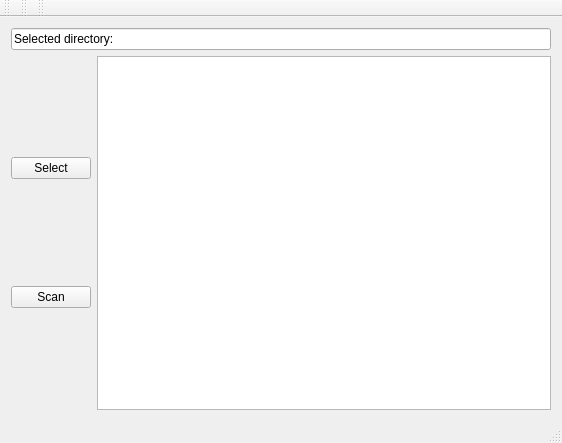
Old version of the form mainwindow.ui in the repository qrort/duplicates-finder.
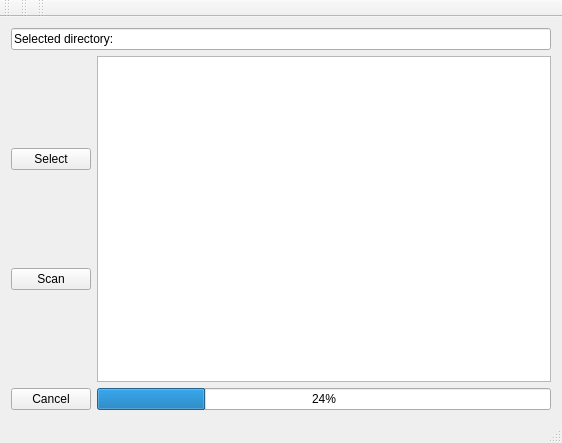
New version of the form.

Commit message: search thread\cancel search button added

```diff
--- a/mainwindow.ui
+++ b/mainwindow.ui
@@ -21,7 +21,7 @@
   </property>
   <widget class="QWidget" name="centralWidget">
    <layout class="QGridLayout" name="gridLayout_5">
-    <item row="0" column="0">
+    <item row="1" column="0">
      <layout class="QGridLayout" name="gridLayout_3">
       <item row="0" column="1">
        <widget class="QLineEdit" name="lineEdit">
@@ -59,6 +59,20 @@
         <item row="0" column="1">
          <widget class="QTreeView" name="treeView"/>
         </item>
+        <item row="1" column="1">
+         <widget class="QProgressBar" name="progressBar">
+          <property name="value">
+           <number>24</number>
+          </property>
+         </widget>
+        </item>
+        <item row="1" column="0">
+         <widget class="QPushButton" name="cancelButton">
+          <property name="text">
+           <string>Cancel</string>
+          </property>
+         </widget>
+        </item>
        </layout>
       </item>
      </layout>
```
The commit also changes 6 other files.
